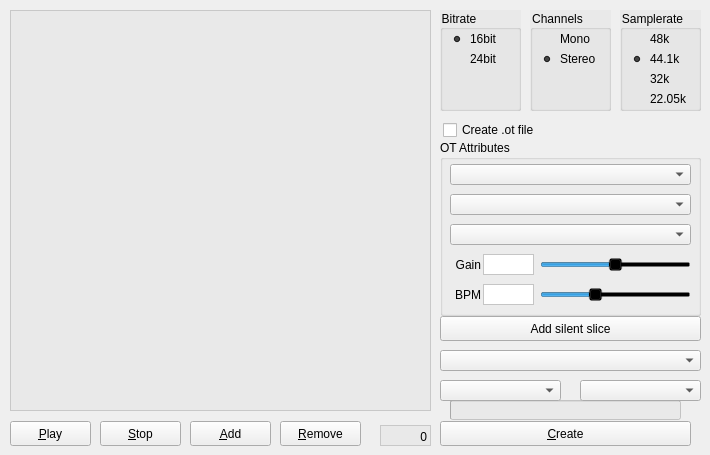
Before: the Qt Designer form tabgridwidget.ui in KaiDrange/OctaChainer, drawn with Qt 5.
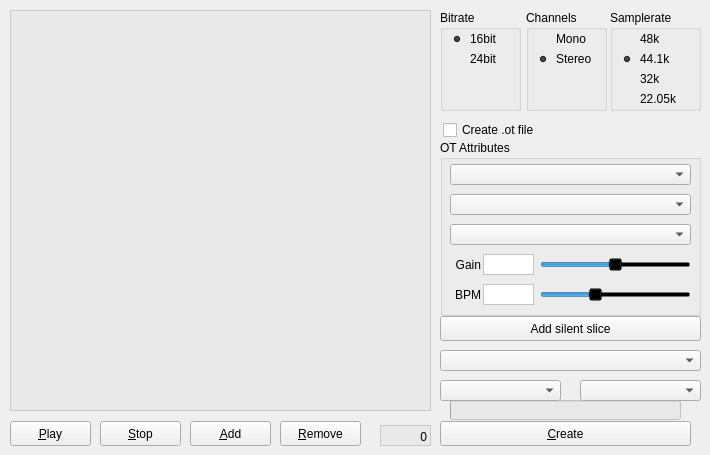
After: the same form once the commit is applied.

Commit message:
Remove all remaining QGroupBox style sheets
This makes them all look like standard group boxes.

Patch:
```diff
--- a/tabgridwidget.ui
+++ b/tabgridwidget.ui
@@ -102,15 +102,12 @@
   <widget class="QGroupBox" name="groupBox_3">
    <property name="geometry">
     <rect>
-     <x>620</x>
+     <x>610</x>
      <y>10</y>
-     <width>81</width>
+     <width>91</width>
      <height>101</height>
     </rect>
    </property>
-   <property name="styleSheet">
-    <string notr="true">background-color: rgba(230, 230, 230, 150);</string>
-   </property>
    <property name="title">
     <string>Samplerate</string>
    </property>
@@ -119,7 +116,7 @@
      <rect>
       <x>10</x>
       <y>40</y>
-      <width>61</width>
+      <width>71</width>
       <height>18</height>
      </rect>
     </property>
@@ -138,7 +135,7 @@
      <rect>
       <x>10</x>
       <y>60</y>
-      <width>61</width>
+      <width>71</width>
       <height>18</height>
      </rect>
     </property>
@@ -154,7 +151,7 @@
      <rect>
       <x>10</x>
       <y>80</y>
-      <width>61</width>
+      <width>71</width>
       <height>18</height>
      </rect>
     </property>
@@ -170,7 +167,7 @@
      <rect>
       <x>10</x>
       <y>20</y>
-      <width>61</width>
+      <width>71</width>
       <height>18</height>
      </rect>
     </property>
@@ -217,15 +214,12 @@
   <widget class="QGroupBox" name="groupBox_2">
    <property name="geometry">
     <rect>
-     <x>530</x>
+     <x>526</x>
      <y>10</y>
      <width>81</width>
      <height>101</height>
     </rect>
    </property>
-   <property name="styleSheet">
-    <string notr="true">background-color: rgba(230, 230, 230, 150);</string>
-   </property>
    <property name="title">
     <string>Channels</string>
    </property>
@@ -518,9 +512,6 @@
      <height>101</height>
     </rect>
    </property>
-   <property name="styleSheet">
-    <string notr="true">background-color: rgba(230, 230, 230, 150);</string>
-   </property>
    <property name="title">
     <string>Bitrate</string>
    </property>
```
The commit also changes 3 other files.
